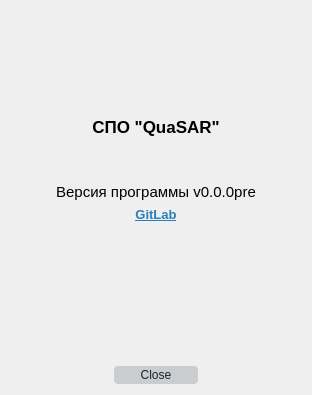
This is gui/aboutdialog.ui in whs31/quasar-software as Qt 5 draws it before an edit. The edited form follows.
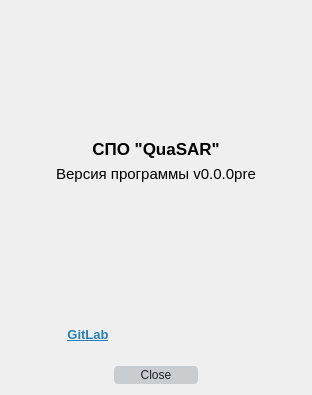
This is the edited form. Icons and pictures are not drawn.

```diff
--- a/gui/aboutdialog.ui
+++ b/gui/aboutdialog.ui
@@ -2317,7 +2317,7 @@
      <item row="1" column="1">
       <widget class="QLabel" name="logo">
        <property name="sizePolicy">
-        <sizepolicy hsizetype="Fixed" vsizetype="Fixed">
+        <sizepolicy hsizetype="Preferred" vsizetype="Preferred">
          <horstretch>0</horstretch>
          <verstretch>0</verstretch>
         </sizepolicy>
@@ -2385,22 +2385,6 @@
      </property>
     </widget>
    </item>
-   <item>
-    <spacer name="verticalSpacer_2">
-     <property name="orientation">
-      <enum>Qt::Vertical</enum>
-     </property>
-     <property name="sizeType">
-      <enum>QSizePolicy::Fixed</enum>
-     </property>
-     <property name="sizeHint" stdset="0">
-      <size>
-       <width>20</width>
-       <height>40</height>
-      </size>
-     </property>
-    </spacer>
-   </item>
    <item>
     <widget class="QLabel" name="softVersion">
      <property name="sizePolicy">
@@ -2423,29 +2407,6 @@
      </property>
     </widget>
    </item>
-   <item>
-    <widget class="QLabel" name="gitlabLink">
-     <property name="font">
-      <font>
-       <family>Liberation Sans</family>
-       <pointsize>10</pointsize>
-       <bold>true</bold>
-      </font>
-     </property>
-     <property name="text">
-      <string>&lt;html&gt;&lt;head/&gt;&lt;body&gt;&lt;p&gt;&lt;a href=&quot;http://uav.radar-mms.com/gitlab/developers/rls/quasar&quot;&gt;&lt;span style=&quot; text-decoration: underline; color:#2980b9;&quot;&gt;GitLab&lt;/span&gt;&lt;/a&gt;&lt;/p&gt;&lt;/body&gt;&lt;/html&gt;</string>
-     </property>
-     <property name="textFormat">
-      <enum>Qt::RichText</enum>
-     </property>
-     <property name="alignment">
-      <set>Qt::AlignCenter</set>
-     </property>
-     <property name="openExternalLinks">
-      <bool>true</bool>
-     </property>
-    </widget>
-   </item>
    <item>
     <spacer name="verticalSpacer">
      <property name="orientation">
@@ -2477,6 +2438,42 @@
        </property>
       </spacer>
      </item>
+     <item>
+      <widget class="QLabel" name="gitlabLink">
+       <property name="font">
+        <font>
+         <family>Liberation Sans</family>
+         <pointsize>10</pointsize>
+         <bold>true</bold>
+        </font>
+       </property>
+       <property name="text">
+        <string>&lt;html&gt;&lt;head/&gt;&lt;body&gt;&lt;p&gt;&lt;a href=&quot;http://uav.radar-mms.com/gitlab/developers/rls/quasar&quot;&gt;&lt;span style=&quot; text-decoration: underline; color:#2980b9;&quot;&gt;GitLab&lt;/span&gt;&lt;/a&gt;&lt;/p&gt;&lt;/body&gt;&lt;/html&gt;</string>
+       </property>
+       <property name="textFormat">
+        <enum>Qt::RichText</enum>
+       </property>
+       <property name="alignment">
+        <set>Qt::AlignCenter</set>
+       </property>
+       <property name="openExternalLinks">
+        <bool>true</bool>
+       </property>
+      </widget>
+     </item>
+     <item>
+      <spacer name="horizontalSpacer_4">
+       <property name="orientation">
+        <enum>Qt::Horizontal</enum>
+       </property>
+       <property name="sizeHint" stdset="0">
+        <size>
+         <width>40</width>
+         <height>20</height>
+        </size>
+       </property>
+      </spacer>
+     </item>
      <item>
       <widget class="QLabel" name="label">
        <property name="minimumSize">
@@ -2502,6 +2499,19 @@
        </property>
       </widget>
      </item>
+     <item>
+      <spacer name="horizontalSpacer_5">
+       <property name="orientation">
+        <enum>Qt::Horizontal</enum>
+       </property>
+       <property name="sizeHint" stdset="0">
+        <size>
+         <width>40</width>
+         <height>20</height>
+        </size>
+       </property>
+      </spacer>
+     </item>
     </layout>
    </item>
    <item>
```
